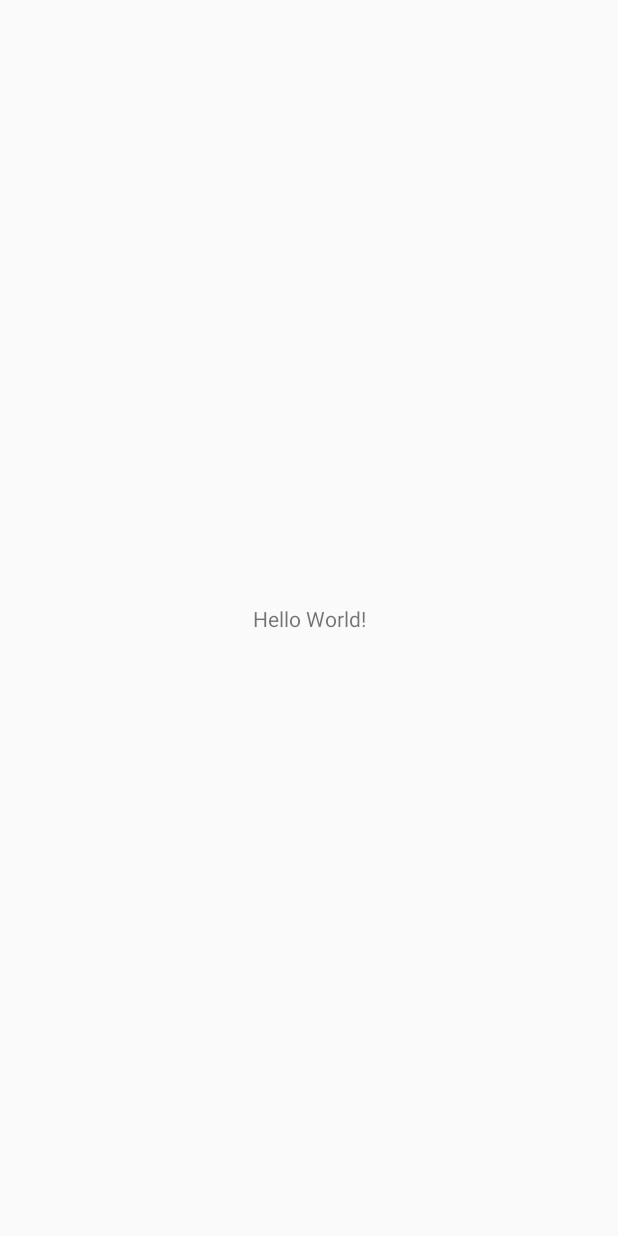
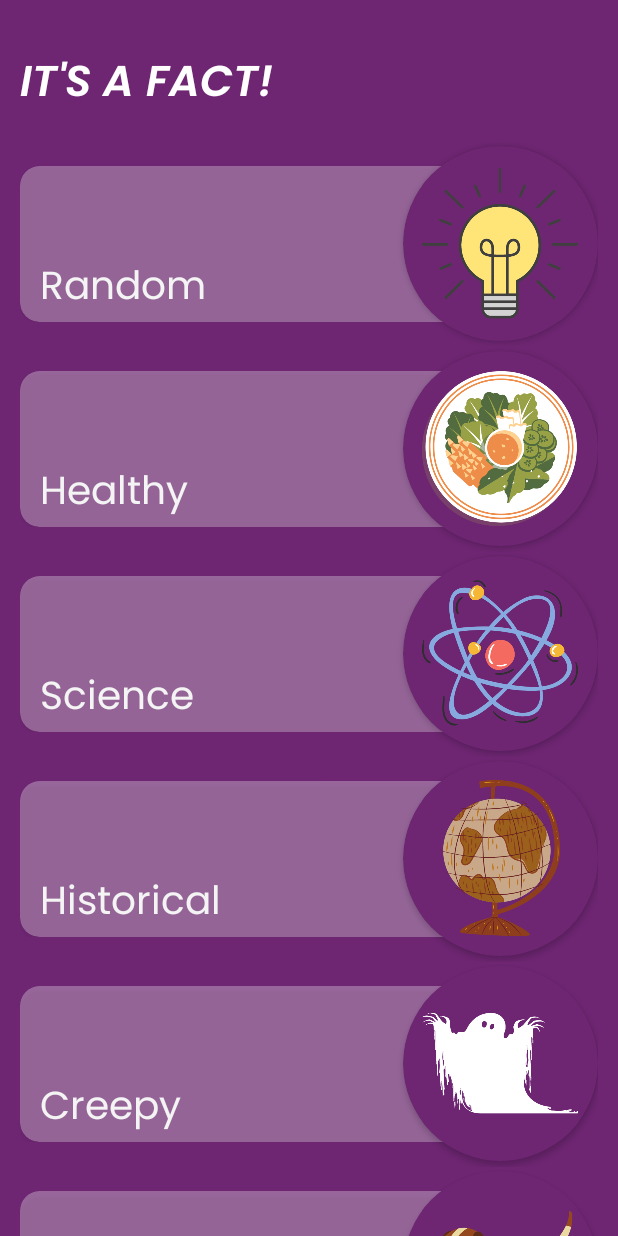
Before and after one commit to GauravKhalapurkar/facts-android-app, an Android app: the screen it shows after launch (MainActivity), on a phone screen of 412 x 824 dp. Before the commit the screen is almost empty. Run offline under Robolectric (Android 15) with nearby library versions, the phone set to English and light mode, and no system bars; our stand-ins replace sdp/ssp sizes.

Commit message:
MainActivity done.

```diff
--- a/app/src/main/AndroidManifest.xml
+++ b/app/src/main/AndroidManifest.xml
@@ -10,6 +10,9 @@
         android:supportsRtl="true"
         android:theme="@style/AppTheme">
         <activity
+            android:name=".FactsActivity"
+            android:exported="false" />
+        <activity
             android:name=".MainActivity"
             android:exported="true">
             <intent-filter>
--- /dev/null
+++ b/app/src/main/java/com/gakdevelopers/itsafact/CardAdapter.java
@@ -0,0 +1,64 @@
+package com.gakdevelopers.itsafact;
+
+import android.content.Context;
+import android.view.LayoutInflater;
+import android.view.View;
+import android.view.ViewGroup;
+import android.widget.ImageView;
+import android.widget.TextView;
+import android.widget.Toast;
+
+import androidx.annotation.NonNull;
+import androidx.recyclerview.widget.RecyclerView;
+
+public class CardAdapter extends RecyclerView.Adapter<CardAdapter.ViewHolder> {
+
+    CardData[] cardData;
+    Context context;
+
+    public CardAdapter(CardData[] cardData, MainActivity activity) {
+        this.cardData = cardData;
+        this.context = activity;
+    }
+
+    @NonNull
+    @Override
+    public ViewHolder onCreateViewHolder(@NonNull ViewGroup parent, int viewType) {
+        LayoutInflater layoutInflater = LayoutInflater.from(parent.getContext());
+        View view = layoutInflater.inflate(R.layout.card_item, parent, false);
+        ViewHolder viewHolder = new ViewHolder(view);
+        return viewHolder;
+    }
+
+    @Override
+    public void onBindViewHolder(@NonNull ViewHolder holder, int position) {
+        final CardData cardDataList = cardData[position];
+        holder.txtCategoryName.setText(cardDataList.getCategoryName());
+        holder.imgCategoryImg.setImageResource(cardDataList.getCategoryImg());
+
+        holder.itemView.setOnClickListener(new View.OnClickListener() {
+            @Override
+            public void onClick(View view) {
+                Toast.makeText(context, "" + cardDataList.getCategoryName(), Toast.LENGTH_SHORT).show();
+            }
+        });
+    }
+
+    @Override
+    public int getItemCount() {
+        return cardData.length;
+    }
+
+    public class ViewHolder extends RecyclerView.ViewHolder {
+
+        TextView txtCategoryName;
+        ImageView imgCategoryImg;
+
+        public ViewHolder(@NonNull View itemView) {
+            super(itemView);
+
+            txtCategoryName = itemView.findViewById(R.id.txtCategoryName);
+            imgCategoryImg = itemView.findViewById(R.id.imgCategoryImg);
+        }
+    }
+}
--- /dev/null
+++ b/app/src/main/java/com/gakdevelopers/itsafact/CardData.java
@@ -0,0 +1,27 @@
+package com.gakdevelopers.itsafact;
+
+public class CardData {
+    private String categoryName;
+    private int categoryImg;
+
+    public CardData(String categoryName, int categoryImg) {
+        this.categoryName = categoryName;
+        this.categoryImg = categoryImg;
+    }
+
+    public String getCategoryName() {
+        return categoryName;
+    }
+
+    public void setCategoryName(String categoryName) {
+        this.categoryName = categoryName;
+    }
+
+    public int getCategoryImg() {
+        return categoryImg;
+    }
+
+    public void setCategoryImg(int categoryImg) {
+        this.categoryImg = categoryImg;
+    }
+}
--- /dev/null
+++ b/app/src/main/java/com/gakdevelopers/itsafact/FactsActivity.java
@@ -0,0 +1,14 @@
+package com.gakdevelopers.itsafact;
+
+import androidx.appcompat.app.AppCompatActivity;
+
+import android.os.Bundle;
+
+public class FactsActivity extends AppCompatActivity {
+
+    @Override
+    protected void onCreate(Bundle savedInstanceState) {
+        super.onCreate(savedInstanceState);
+        setContentView(R.layout.activity_facts);
+    }
+}
--- a/app/src/main/java/com/gakdevelopers/itsafact/MainActivity.java
+++ b/app/src/main/java/com/gakdevelopers/itsafact/MainActivity.java
@@ -1,14 +1,35 @@
 package com.gakdevelopers.itsafact;
 
 import androidx.appcompat.app.AppCompatActivity;
+import androidx.recyclerview.widget.LinearLayoutManager;
+import androidx.recyclerview.widget.RecyclerView;
 
 import android.os.Bundle;
 
 public class MainActivity extends AppCompatActivity {
 
+    RecyclerView recyclerView;
+
     @Override
     protected void onCreate(Bundle savedInstanceState) {
         super.onCreate(savedInstanceState);
         setContentView(R.layout.activity_main);
+
+        recyclerView = (RecyclerView) findViewById(R.id.recyclerView);
+        recyclerView.setHasFixedSize(true);
+        recyclerView.setLayoutManager(new LinearLayoutManager(this));
+
+        CardData[] cardData = new CardData[] {
+                new CardData("Random", R.drawable.random),
+                new CardData("Healthy", R.drawable.healthy),
+                new CardData("Science", R.drawable.science),
+                new CardData("Historical", R.drawable.historical),
+                new CardData("Creepy", R.drawable.creepy),
+                new CardData("Animals", R.drawable.animals),
+        };
+
+        CardAdapter cardAdapter = new CardAdapter(cardData, MainActivity.this);
+        recyclerView.setAdapter(cardAdapter);
+
     }
 }
--- /dev/null
+++ b/app/src/main/res/layout/activity_facts.xml
@@ -0,0 +1,9 @@
+<?xml version="1.0" encoding="utf-8"?>
+<androidx.constraintlayout.widget.ConstraintLayout xmlns:android="http://schemas.android.com/apk/res/android"
+    xmlns:app="http://schemas.android.com/apk/res-auto"
+    xmlns:tools="http://schemas.android.com/tools"
+    android:layout_width="match_parent"
+    android:layout_height="match_parent"
+    tools:context=".FactsActivity">
+
+</androidx.constraintlayout.widget.ConstraintLayout>
--- a/app/src/main/res/layout/activity_main.xml
+++ b/app/src/main/res/layout/activity_main.xml
@@ -1,18 +1,28 @@
 <?xml version="1.0" encoding="utf-8"?>
-<androidx.constraintlayout.widget.ConstraintLayout xmlns:android="http://schemas.android.com/apk/res/android"
+<LinearLayout xmlns:android="http://schemas.android.com/apk/res/android"
     xmlns:app="http://schemas.android.com/apk/res-auto"
     xmlns:tools="http://schemas.android.com/tools"
     android:layout_width="match_parent"
     android:layout_height="match_parent"
+    android:orientation="vertical"
+    android:background="@color/colorPrimaryDark"
+    android:paddingTop="@dimen/_10sdp"
     tools:context=".MainActivity">
 
     <TextView
         android:layout_width="wrap_content"
         android:layout_height="wrap_content"
-        android:text="Hello World!"
-        app:layout_constraintBottom_toBottomOf="parent"
-        app:layout_constraintLeft_toLeftOf="parent"
-        app:layout_constraintRight_toRightOf="parent"
-        app:layout_constraintTop_toTopOf="parent" />
+        android:text="IT'S A FACT!"
+        android:textSize="@dimen/_22sdp"
+        android:textColor="@color/white"
+        android:layout_marginTop="@dimen/_15sdp"
+        android:layout_marginHorizontal="@dimen/_10sdp"
+        android:fontFamily="@font/semibolditalic" />
 
-</androidx.constraintlayout.widget.ConstraintLayout>
+    <androidx.recyclerview.widget.RecyclerView
+        android:id="@+id/recyclerView"
+        android:layout_width="match_parent"
+        android:layout_height="match_parent"
+        android:layout_marginTop="@dimen/_10sdp"/>
+
+</LinearLayout>
--- /dev/null
+++ b/app/src/main/res/layout/card_item.xml
@@ -0,0 +1,64 @@
+<?xml version="1.0" encoding="utf-8"?>
+<LinearLayout xmlns:android="http://schemas.android.com/apk/res/android"
+    android:layout_width="match_parent"
+    android:layout_height="wrap_content"
+    xmlns:app="http://schemas.android.com/apk/res-auto">
+
+    <RelativeLayout
+        android:layout_width="match_parent"
+        android:layout_height="@dimen/_105sdp"
+        android:layout_marginHorizontal="@dimen/_10sdp">
+
+        <RelativeLayout
+            android:layout_width="match_parent"
+            android:layout_height="@dimen/_80sdp"
+            android:layout_centerVertical="true"
+            android:layout_marginRight="@dimen/_40sdp">
+
+            <androidx.cardview.widget.CardView
+                android:layout_width="match_parent"
+                android:layout_height="@dimen/_100sdp"
+                android:alpha="0.3"
+                app:cardCornerRadius="@dimen/_10sdp">
+
+            </androidx.cardview.widget.CardView>
+
+            <RelativeLayout
+                android:layout_width="match_parent"
+                android:layout_height="@dimen/_100sdp"
+                android:paddingLeft="@dimen/_10sdp">
+
+                <TextView
+                    android:id="@+id/txtCategoryName"
+                    android:layout_width="wrap_content"
+                    android:layout_height="wrap_content"
+                    android:layout_alignParentBottom="true"
+                    android:fontFamily="@font/regular"
+                    android:text="Random"
+                    android:textColor="@color/white"
+                    android:textSize="@dimen/_20sdp" />
+
+            </RelativeLayout>
+
+        </RelativeLayout>
+
+        <androidx.cardview.widget.CardView
+            android:layout_width="@dimen/_100sdp"
+            android:layout_height="@dimen/_100sdp"
+            android:layout_alignParentEnd="true"
+            android:backgroundTint="@color/colorPrimaryDark"
+            app:cardCornerRadius="@dimen/_50sdp"
+            android:layout_marginVertical="@dimen/_2sdp">
+
+            <ImageView
+                android:id="@+id/imgCategoryImg"
+                android:layout_width="@dimen/_80sdp"
+                android:layout_height="@dimen/_80sdp"
+                android:layout_gravity="center"
+                android:src="@drawable/healthy"/>
+
+        </androidx.cardview.widget.CardView>
+
+    </RelativeLayout>
+
+</LinearLayout>
--- a/app/src/main/res/values/colors.xml
+++ b/app/src/main/res/values/colors.xml
@@ -7,4 +7,5 @@
     <color name="black">#000000</color>
     <color name="white">#ffffff</color>
     <color name="gray">#f2f2f2</color>
+    <color name="transparent">#00000000</color>
 </resources>
```
Also changed, not shown: app/src/main/res/drawable/animals.png (added), app/src/main/res/drawable/creepy.png (added), app/src/main/res/drawable/healthy.png (added), app/src/main/res/drawable/historical.png (added), app/src/main/res/drawable/random.png (added), app/src/main/res/drawable/science.png (added), app/src/main/res/font/regular.ttf (added), app/src/main/res/font/semibolditalic.ttf (added).
